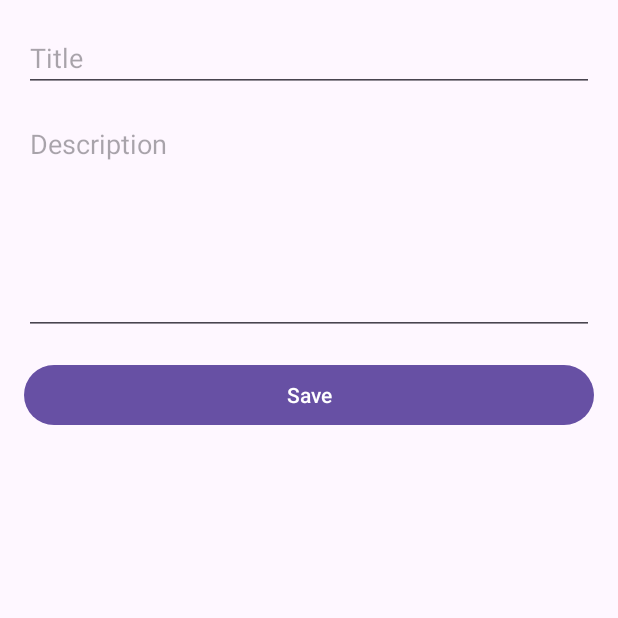
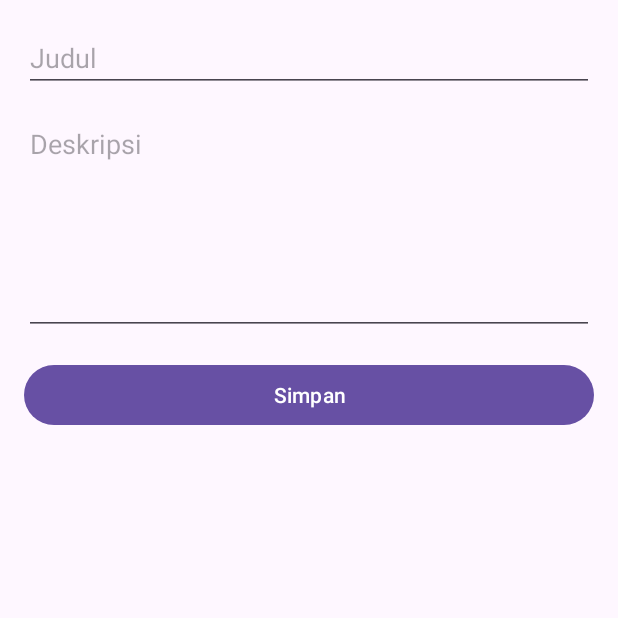
Before and after one commit to Fred-CodeCrafts/MiniTodoApp-Kotlin, an Android app: the AddFragment screen opened through its navigation route, on a phone screen of 412 x 824 dp, the top half of it. Run offline under Robolectric (Android 15) with nearby library versions, the phone set to English and light mode, and no system bars; our stand-ins replace Room's generated code.

Commit message:
Update UI

```diff
--- a/app/src/main/res/layout/item_todo.xml
+++ b/app/src/main/res/layout/item_todo.xml
@@ -15,7 +15,6 @@
         android:padding="16dp"
         android:background="?attr/selectableItemBackground">
 
-        <!-- Row untuk Title dan Delete -->
         <LinearLayout
             android:layout_width="match_parent"
             android:layout_height="wrap_content"
@@ -39,11 +38,10 @@
                 android:layout_height="wrap_content"
                 android:src="@drawable/ic_delete"
                 android:background="?attr/selectableItemBackgroundBorderless"
-                android:contentDescription="Hapus todo"
+                android:contentDescription="@string/delete_todo"
                 android:padding="8dp" />
         </LinearLayout>
 
-        <!-- Description -->
         <TextView
             android:id="@+id/tvDesc"
             android:layout_width="match_parent"
@@ -55,7 +53,6 @@
             android:textColor="@android:color/darker_gray"
             tools:text="2 liters of fresh milk from the supermarket" />
 
-        <!-- Timestamp -->
         <TextView
             android:id="@+id/tvTimestamp"
             android:layout_width="match_parent"
--- a/app/src/main/res/values/strings.xml
+++ b/app/src/main/res/values/strings.xml
@@ -1,8 +1,9 @@
 <resources>
-    <string name="app_name">MiniTodoApp</string>
-    <string name="add_todo">Add Todo</string>
-    <string name="title">Title</string>
-    <string name="description">Description</string>
-    <string name="save">Save</string>
-    <string name="back">Back</string>
+    <string name="app_name">Mini Todo App</string>
+    <string name="title">Judul</string>
+    <string name="description">Deskripsi</string>
+    <string name="save">Simpan</string>
+    <string name="add_todo">Tambah Todo</string>
+    <string name="back">Kembali</string>
+    <string name="delete_todo">Hapus todo</string>
 </resources>
```
